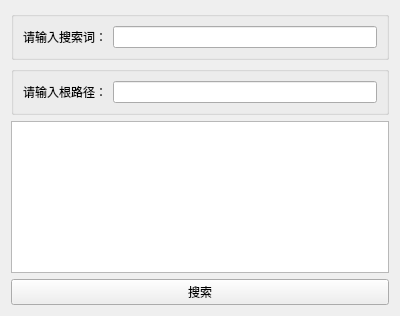
Qt form src/FileSearch.ui (FengEternity/FileTag) before a commit.
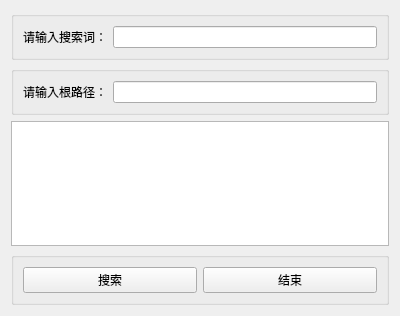
The same form after that commit.

Commit message: 修改QGroupBox样式，背景透明，去除边框

```diff
--- a/src/FileSearch.ui
+++ b/src/FileSearch.ui
@@ -56,10 +56,26 @@
     <widget class="QListWidget" name="resultListWidget"/>
    </item>
    <item>
+    <widget class="QGroupBox" name="groupBox_3">
+     <property name="title">
+      <string/>
+     </property>
+     <layout class="QHBoxLayout" name="horizontalLayout_3">
+      <item>
     <widget class="QPushButton" name="searchButton">
      <property name="text">
       <string>搜索</string>
      </property>
+       </widget>
+      </item>
+      <item>
+       <widget class="QPushButton" name="finishButton">
+        <property name="text">
+         <string>结束</string>
+        </property>
+       </widget>
+      </item>
+     </layout>
     </widget>
    </item>
   </layout>
```
Lines whose indentation alone changed are shown as unchanged. The commit also changes 2 other files.
